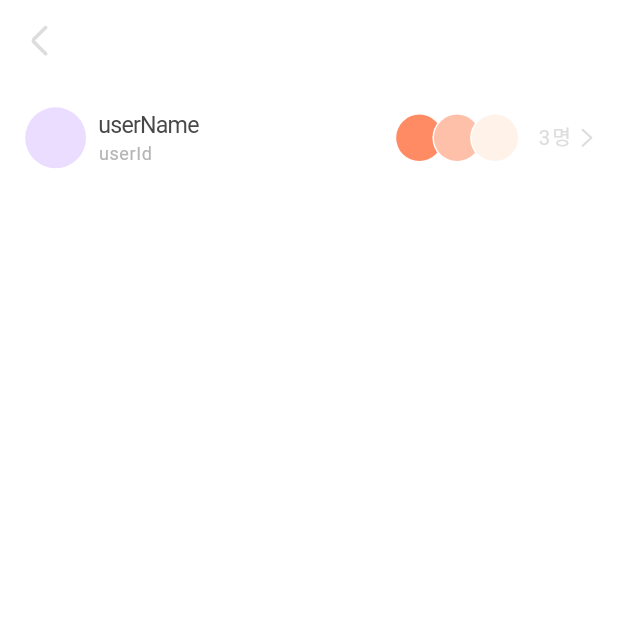
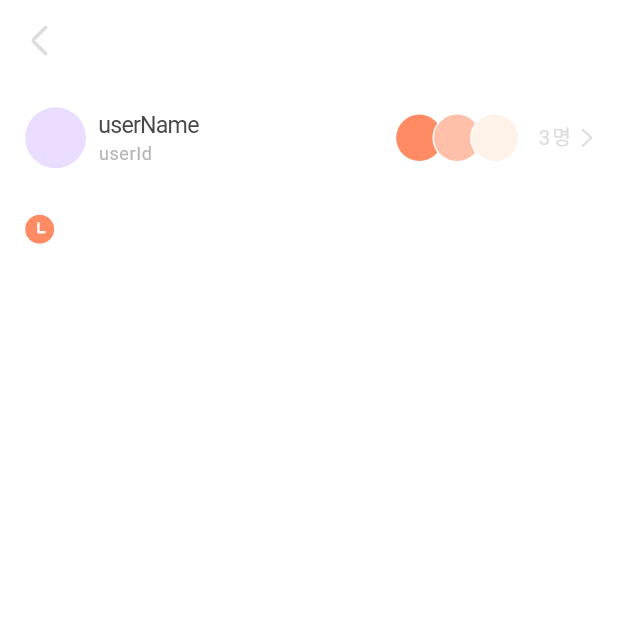
Before and after one commit to ZZARITORG/MODAKBUL_FE, a Flutter app: the screen it shows after launch, on a phone screen of 412 x 824 dp, the top half of it. Run offline on Flutter 3.47's test engine with Material 3 defaults, Android fonts, the light colour scheme and no system bars; our stand-ins replace flutter_screenutil, flutter_svg, shimmer; missing offline and left inert: multi_masked_formatter; Roboto replaces fonts that are missing (PretendardVariable).

Commit message:
feat: ModakbulDetailCard 수정

```diff
--- a/lib/screens/modakbul/modakbul_detail_screen.dart
+++ b/lib/screens/modakbul/modakbul_detail_screen.dart
@@ -1,4 +1,7 @@
 import 'package:flutter/material.dart';
+import 'package:flutter_screenutil/flutter_screenutil.dart';
+import 'package:flutter_svg/flutter_svg.dart';
+import 'package:modakbul/constants/assets_path.dart';
 import 'package:modakbul/widgets/back_button_app_bar.dart';
 import 'package:modakbul/widgets/modakbul_detail_card.dart';
 
@@ -12,12 +15,43 @@ class ModakbulDetailScreen extends StatefulWidget {
 class _ModakbulDetailScreenState extends State<ModakbulDetailScreen> {
   @override
   Widget build(BuildContext context) {
-    return const Scaffold(
+    return Scaffold(
       appBar: BackButtonAppBar(),
-      body: Column(
-        children: [
-            ModakbulDetailCard(userName: 'userName', userId: 'userId', posterProfileImage: 'posterProfileImage', profileLength: 4, participantProfileImage: 'participantProfileImage')
-        ],
+      body: Padding(
+        padding: EdgeInsets.symmetric(horizontal: 16.w),
+        child: Column(
+          children: [
+            ModakbulDetailCard(
+                userName: 'userName',
+                userId: 'userId',
+                posterProfileImage: 'posterProfileImage',
+                profileLength: 4,
+                participantProfileImage: 'participantProfileImage'),
+            SizedBox(height: 14.h,),
+            Expanded(
+              child: SizedBox(
+                height: 146.h,
+                child: Column(
+                  crossAxisAlignment: CrossAxisAlignment.start,
+                  children: [
+                    Row(
+                      children: [
+                        SizedBox(
+                          width: 20.r,
+                          height: 20.r,
+                          child: SvgPicture.asset(
+                              IconPath.timeOrange200, width: 20.r, height: 20.r,
+                              ),
+                        )
+
+                      ],
+                    )
+                  ],
+                ),
+              ),
+            )
+          ],
+        ),
       ),
     );
   }
--- a/lib/widgets/modakbul_detail_card.dart
+++ b/lib/widgets/modakbul_detail_card.dart
@@ -25,7 +25,7 @@ class ModakbulDetailCard extends StatelessWidget {
   @override
   Widget build(BuildContext context) {
     return Padding(
-      padding: EdgeInsets.symmetric(vertical: 18.h, horizontal: 16.w),
+      padding: EdgeInsets.symmetric(vertical: 18.h),
       child: Row(
         mainAxisAlignment: MainAxisAlignment.spaceBetween,
         children: [
```
